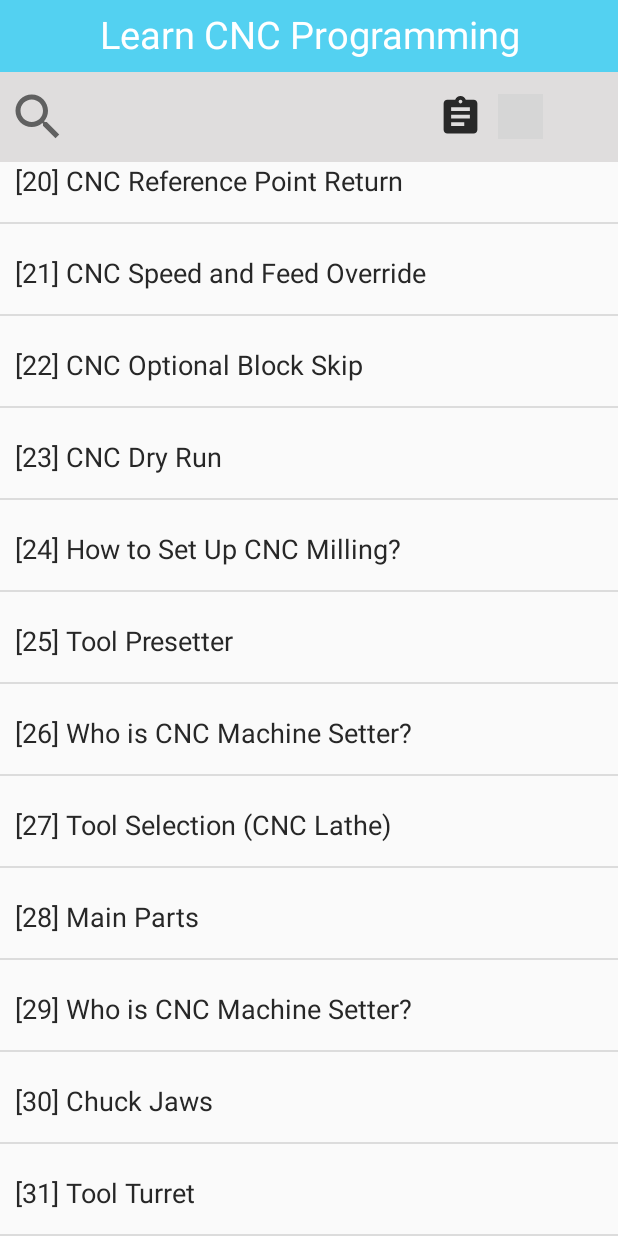
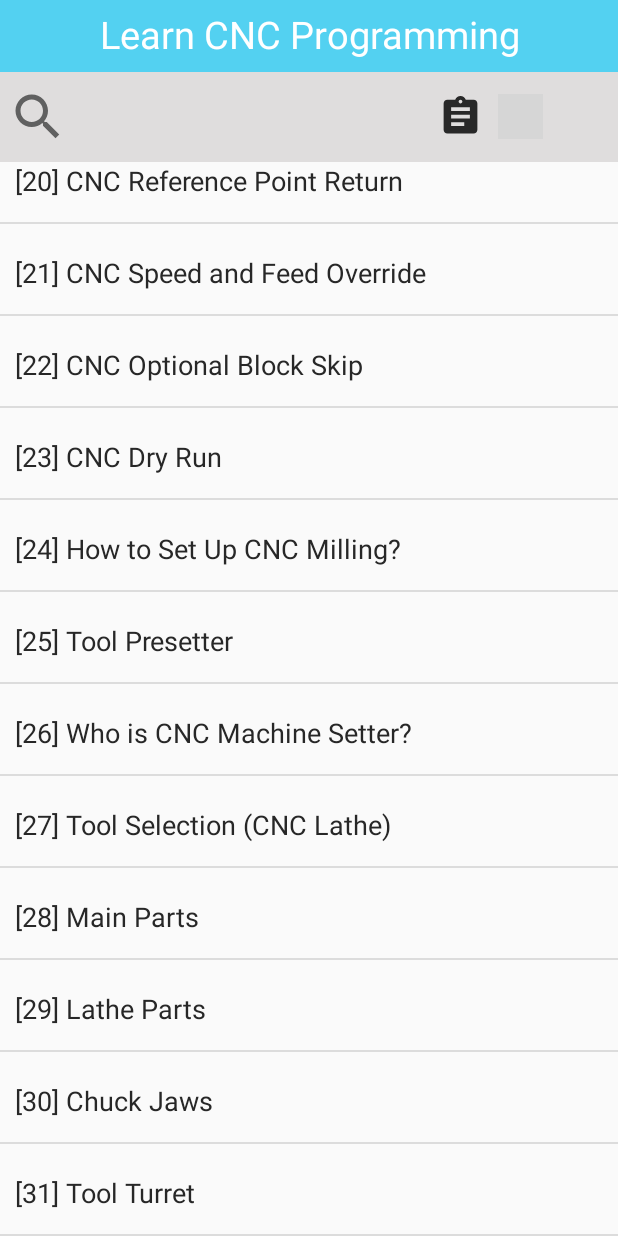
Before and after one commit to buivanquang111/CNC_Programming_NextSolution, an Android app: the screen it shows after launch (MainActivity), scrolled down 1185 dp, on a phone screen of 412 x 824 dp. Run offline under Robolectric (Android 15) with nearby library versions, the phone set to English and light mode, and no system bars; our stand-ins replace Room's generated code; grey boxes are pictures that could not be loaded.

Commit message:
update
update

```diff
--- a/app/src/main/java/com/example/nextsolution_ex1/FragmentListCNC.kt
+++ b/app/src/main/java/com/example/nextsolution_ex1/FragmentListCNC.kt
@@ -18,12 +18,16 @@ class FragmentListCNC : Fragment() {
     lateinit var rootView: View
     private var listSearch: ArrayList<CNC> = arrayListOf()
     private var list: ArrayList<CNC> = arrayListOf()
+    lateinit var myListItem: Array<String>
     override fun onCreateView(
         inflater: LayoutInflater,
         container: ViewGroup?,
         savedInstanceState: Bundle?
     ): View? {
         rootView = inflater.inflate(R.layout.fragment_list_cnc, container, false)
+        //create list title item
+        myListItem = resources.getStringArray(R.array.my_list_item)
+        //set list
         setData()
         val adapter: CNCAdapter = CNCAdapter(context, list)
         rootView.recyclerView.layoutManager =
@@ -105,67 +109,12 @@ class FragmentListCNC : Fragment() {
     }
 
     fun setData() {
-        list.add(CNC(0, "[1] What is CNC?", "file:///android_asset/0.html"))
-        list.add(CNC(1, "[2] How to Make CNC Program?", "file:///android_asset/1.html"))
-        list.add(CNC(2, "[3] Make Your First CNC Program", "file:///android_asset/2.html"))
-        list.add(CNC(3, "[4] G Code Introduction", "file:///android_asset/3.html"))
-        list.add(
-            CNC(
-                4,
-                "[5] Modal G-Code- Learn G Code Programming",
-                "file:///android_asset/4.html"
-            )
-        )
-        list.add(
-            CNC(
-                5,
-                "[6] One Shot G-Codes- Learn G Code Programming",
-                "file:///android_asset/5.html"
-            )
-        )
-        list.add(
-            CNC(
-                6,
-                "[7] Mill/Lathe G/M-Codes- Learn G Code Programming",
-                "file:///android_asset/6.html"
-            )
-        )
-        list.add(
-            CNC(
-                7,
-                "[8] Popular CNC G-Code Lists- Learn G Code Programming",
-                "file:///android_asset/7.html"
-            )
-        )
-        list.add(
-            CNC(
-                8,
-                "[9] Din 66025 Programming- Learn G Code Programming",
-                "file:///android_asset/8.html"
-            )
-        )
-        list.add(CNC(9, "[10] M Code Introduction", "file:///android_asset/9.html"))
-        list.add(CNC(10, "[11] CNC Program Block", "file:///android_asset/10.html"))
-        list.add(CNC(11, "[12] Why to use Canned Cycles?", "file:///android_asset/11.html"))
-        list.add(CNC(12, "[13] Subprograms Basics", "file:///android_asset/12.html"))
-        list.add(CNC(13, "[14] CNC Machine Modes", "file:///android_asset/13.html"))
-        list.add(CNC(14, "[15] Speed and Feed Override", "file:///android_asset/14.html"))
-        list.add(CNC(15, "[16] Block Delete", "file:///android_asset/15.html"))
-        list.add(CNC(16, "[17] Dry Run", "file:///android_asset/16.html"))
-        list.add(CNC(17, "[18] Reference Point Return", "file:///android_asset/17.html"))
-        list.add(CNC(18, "[19] CNC Operating Modes", "file:///android_asset/18.html"))
-        list.add(CNC(19, "[20] CNC Reference Point Return", "file:///android_asset/19.html"))
-        list.add(CNC(20, "[21] CNC Speed and Feed Override", "file:///android_asset/20.html"))
-        list.add(CNC(21, "[22] CNC Optional Block Skip", "file:///android_asset/21.html"))
-        list.add(CNC(22, "[23] CNC Dry Run", "file:///android_asset/22.html"))
-        list.add(CNC(23, "[24] How to Set Up CNC Milling?", "file:///android_asset/23.html"))
-        list.add(CNC(24, "[25] Tool Presetter", "file:///android_asset/24.html"))
-        list.add(CNC(25, "[26] Who is CNC Machine Setter?", "file:///android_asset/25.html"))
-        list.add(CNC(26, "[27] Tool Selection (CNC Lathe)", "file:///android_asset/26.html"))
-        list.add(CNC(27, "[28] Main Parts", "file:///android_asset/27.html"))
-        list.add(CNC(28, "[29] Who is CNC Machine Setter?", "file:///android_asset/28.html"))
-        list.add(CNC(29, "[30] Chuck Jaws", "file:///android_asset/29.html"))
-        list.add(CNC(30, "[31] Tool Turret", "file:///android_asset/30.html"))
+        for (i in 0 until myListItem.size){
+            list.add(CNC(i,myListItem[i],getURL(i)))
+        }
+    }
+    fun getURL(index: Int): String{
+        return "file:///android_asset/$index.html"
     }
 
     fun displaySearch(listSearch: ArrayList<CNC>) {
--- a/app/src/main/res/values/strings.xml
+++ b/app/src/main/res/values/strings.xml
@@ -1,3 +1,36 @@
 <resources>
     <string name="app_name">CNC Programming Tutorial</string>
+    <string-array name="my_list_item">
+        <item> [1] What is CNC?  </item>
+        <item> [2] How to Make CNC Program?  </item>
+        <item> [3] Make Your First CNC Program  </item>
+        <item> [4] G Code Introduction  </item>
+        <item> [5] Modal G-Code- Learn G Code Programming </item>
+        <item> [6] One Shot G-Codes- Learn G Code Programming  </item>
+        <item> [7] Mill/Lathe G/M-Codes- Learn G Code Programming  </item>
+        <item> [8] Popular CNC G-Code Lists- Learn G Code Programming  </item>
+        <item> [9] Din 66025 Programming- Learn G Code Programming  </item>
+        <item> [10] M Code Introduction </item>
+        <item> [11] CNC Program Block  </item>
+        <item> [12] Why to use Canned Cycles?  </item>
+        <item> [13] Subprograms Basics  </item>
+        <item> [14] CNC Machine Modes  </item>
+        <item> [15] Speed and Feed Override  </item>
+        <item> [16] Block Delete  </item>
+        <item> [17] Dry Run  </item>
+        <item> [18] Reference Point Return  </item>
+        <item> [19] CNC Operating Modes  </item>
+        <item> [20] CNC Reference Point Return  </item>
+        <item> [21] CNC Speed and Feed Override   </item>
+        <item> [22] CNC Optional Block Skip  </item>
+        <item> [23] CNC Dry Run  </item>
+        <item> [24] How to Set Up CNC Milling?  </item>
+        <item> [25] Tool Presetter  </item>
+        <item> [26] Who is CNC Machine Setter?  </item>
+        <item> [27] Tool Selection (CNC Lathe)  </item>
+        <item> [28] Main Parts  </item>
+        <item> [29] Lathe Parts </item>
+        <item> [30] Chuck Jaws  </item>
+        <item> [31] Tool Turret </item>
+    </string-array>
 </resources>
```
